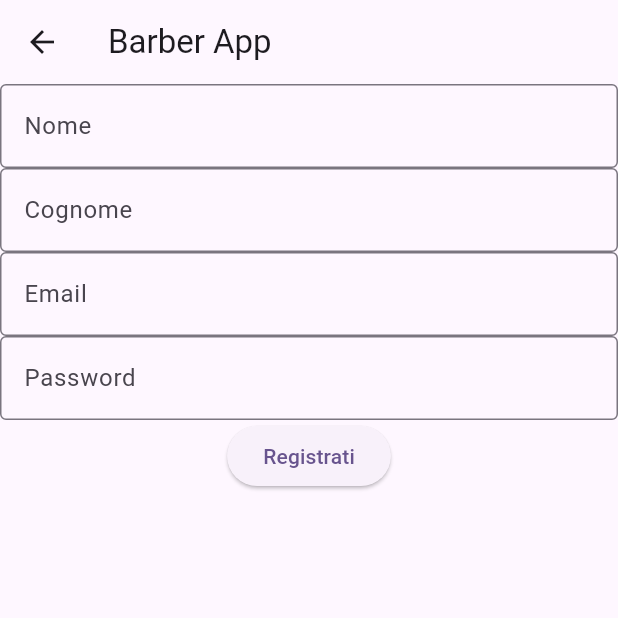
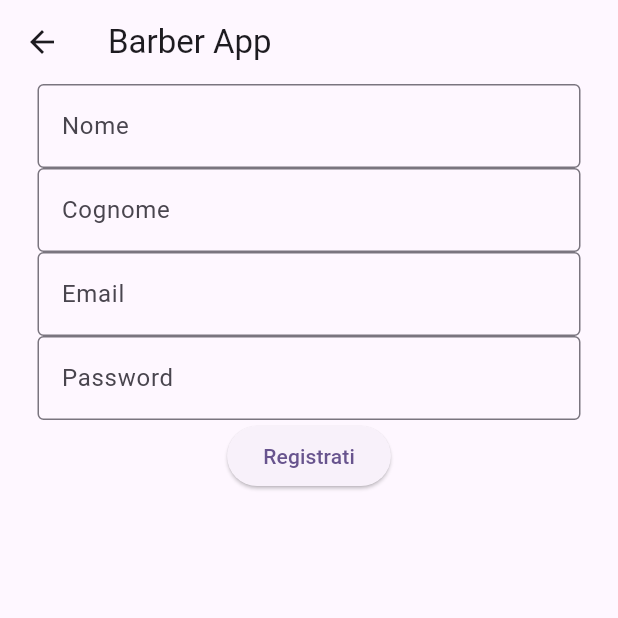
Before and after one commit to giuseppe2028/barberapp, a Flutter app: the screen it shows after launch, after a tap on "SingUp", on a phone screen of 412 x 824 dp, the top half of it. Run offline on Flutter 3.47's test engine with Material 2 defaults, Android fonts, the phone set to English and light mode, and no system bars.

Commit message:
Aggiustamento interfaccia UI

```diff
--- a/lib/View/LoginPage.dart
+++ b/lib/View/LoginPage.dart
@@ -9,7 +9,12 @@ class LoginPage extends StatelessWidget {
       appBar: AppBar(
         title: Text("Barber App"),
       ),
-      body: Column(
+      body: LayoutBuilder(
+        builder: (BuildContext context, BoxConstraints sizes) {
+          return Center(
+            child: SizedBox(
+              width: sizes.maxWidth - 50,
+              child: Column(
                 children: [
                   const Text("Benvenuto in Barber App"),
                   const Text("Login"),
@@ -33,6 +38,10 @@ class LoginPage extends StatelessWidget {
                   ElevatedButton(onPressed: () {}, child: const Text("Login"))
                 ],
               ),
+            ),
+          );
+        },
+      ),
     );
   }
 }
--- a/lib/View/RegistrationPage.dart
+++ b/lib/View/RegistrationPage.dart
@@ -8,7 +8,12 @@ class RegistrationPage extends StatelessWidget {
       appBar: AppBar(
         title: Text("Barber App"),
       ),
-      body: Column(
+      body:
+          LayoutBuilder(builder: (BuildContext context, BoxConstraints sizes) {
+        return Center(
+          child: SizedBox(
+            width: sizes.maxWidth - 50,
+            child: Column(
               children: [
                 TextFieldPersonal(
                   label: "Nome",
@@ -19,6 +24,9 @@ class RegistrationPage extends StatelessWidget {
                 ElevatedButton(onPressed: () {}, child: Text("Registrati"))
               ],
             ),
+          ),
+        );
+      }),
     );
   }
 }
```
Lines whose indentation alone changed are shown as unchanged.
